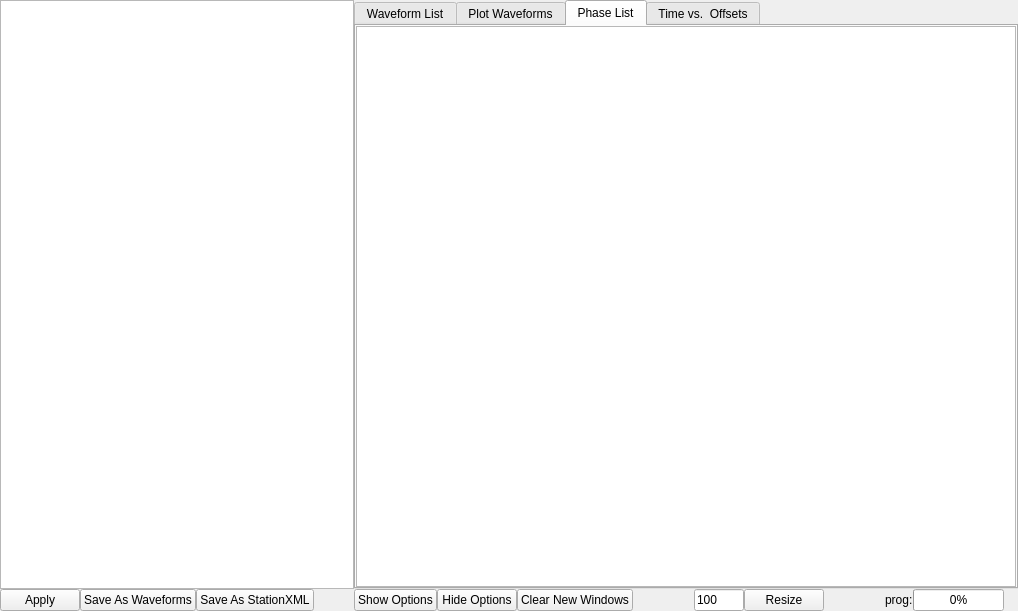
Above: ui/load_data_waveforms.ui from yudhastyawan/QuakeSee before the change. Below: the same form after it.
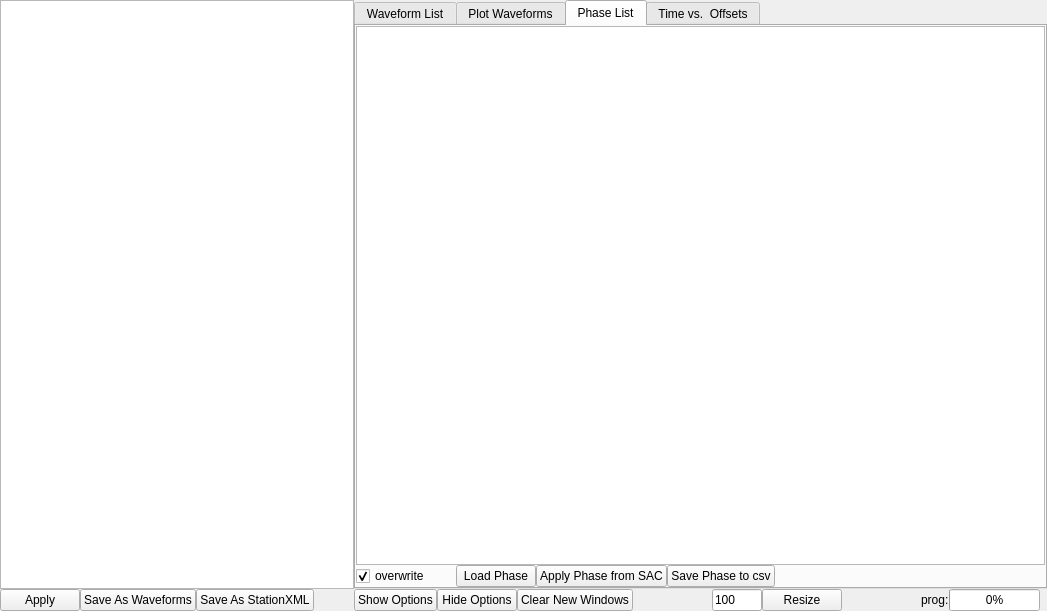
That is the form after the change. The open tabs and pages were chosen to show the change. Custom widgets are drawn as their Qt base class.

Commit message: add load data stations & fixing bug on picking

Patch:
```diff
--- a/ui/load_data_waveforms.ui
+++ b/ui/load_data_waveforms.ui
@@ -6,10 +6,22 @@
    <rect>
     <x>0</x>
     <y>0</y>
-    <width>1018</width>
+    <width>1047</width>
     <height>611</height>
    </rect>
   </property>
+  <property name="sizePolicy">
+   <sizepolicy hsizetype="Preferred" vsizetype="Preferred">
+    <horstretch>0</horstretch>
+    <verstretch>0</verstretch>
+   </sizepolicy>
+  </property>
+  <property name="minimumSize">
+   <size>
+    <width>0</width>
+    <height>0</height>
+   </size>
+  </property>
   <property name="windowTitle">
    <string>Form</string>
   </property>
@@ -230,9 +242,72 @@
          <item>
           <widget class="QTableView" name="table_phase"/>
          </item>
+         <item>
+          <layout class="QHBoxLayout" name="horizontalLayout_4">
+           <property name="spacing">
+            <number>0</number>
+           </property>
+           <item>
+            <widget class="QCheckBox" name="chk_over_phase">
+             <property name="sizePolicy">
+              <sizepolicy hsizetype="Minimum" vsizetype="Fixed">
+               <horstretch>0</horstretch>
+               <verstretch>0</verstretch>
+              </sizepolicy>
+             </property>
+             <property name="minimumSize">
+              <size>
+               <width>100</width>
+               <height>0</height>
+              </size>
+             </property>
+             <property name="text">
+              <string>overwrite</string>
+             </property>
+             <property name="checked">
+              <bool>true</bool>
+             </property>
+            </widget>
+           </item>
+           <item>
+            <widget class="QPushButton" name="btn_load_phase">
+             <property name="text">
+              <string>Load Phase</string>
+             </property>
+            </widget>
+           </item>
+           <item>
+            <widget class="QPushButton" name="btn_add_phase_sac">
+             <property name="text">
+              <string>Apply Phase from SAC</string>
+             </property>
+            </widget>
+           </item>
+           <item>
+            <widget class="QPushButton" name="btn_save_phase">
+             <property name="text">
+              <string>Save Phase to csv</string>
+             </property>
+            </widget>
+           </item>
+           <item>
+            <spacer name="horizontalSpacer_3">
+             <property name="orientation">
+              <enum>Qt::Horizontal</enum>
+             </property>
+             <property name="sizeHint" stdset="0">
+              <size>
+               <width>40</width>
+               <height>20</height>
+              </size>
+             </property>
+            </spacer>
+           </item>
+          </layout>
+         </item>
         </layout>
        </widget>
-       <widget class="MplCanvasBaseWithToolbar" name="tab_time_offsets">
+       <widget class="QWidget" name="tab_to">
         <attribute name="title">
          <string>Time vs.  Offsets</string>
         </attribute>
@@ -328,7 +403,7 @@
        <item>
         <widget class="QLabel" name="label">
          <property name="text">
-          <string>    </string>
+          <string/>
          </property>
         </widget>
        </item>
```
Left out of the diff: 193 changed lines with no effect on the pictures. The commit also changes 9 other files.
